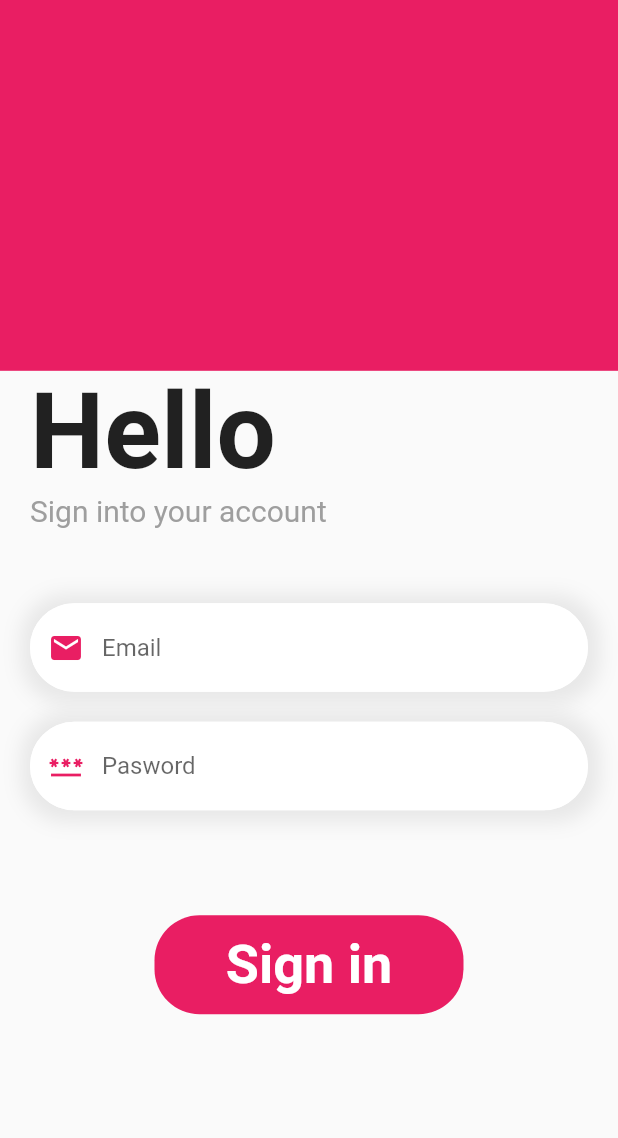
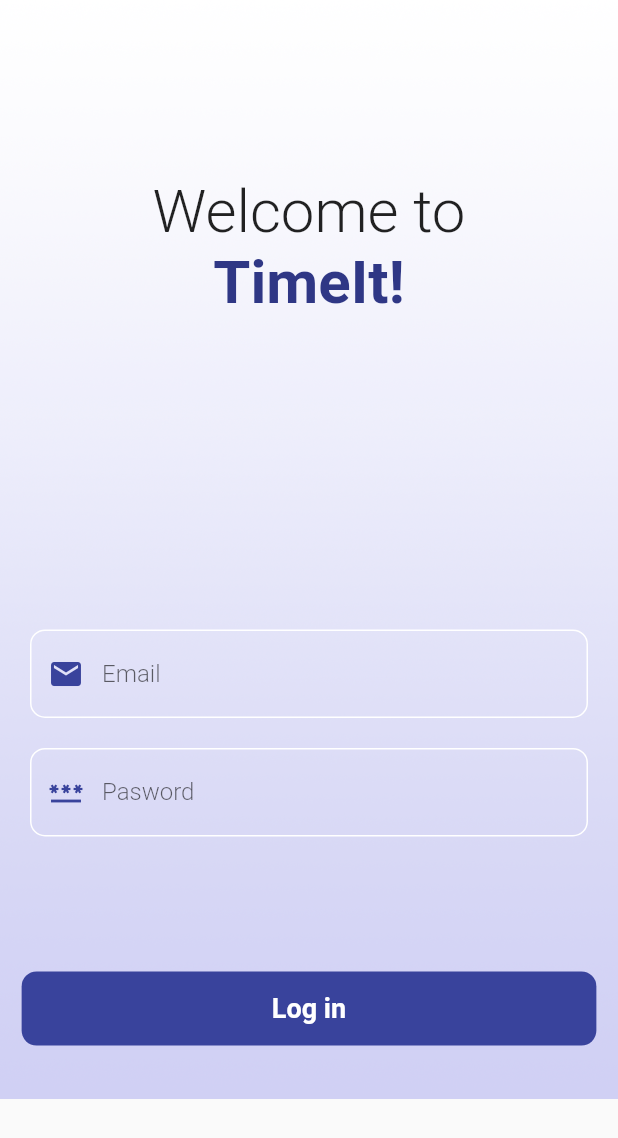
Before and after one commit to eudaldmoya/TimeItApp, a Flutter app: the screen it shows after launch, on a phone screen of 412 x 824 dp. Shown: the top 1138 px of the screen. Run offline on Flutter 3.47's test engine with Material 2 defaults, Android fonts, the phone set to English and light mode, and no system bars; our stand-ins replace cloud_firestore, firebase_auth, firebase_core, get, google_fonts; missing offline and left inert: flutterfire_ui, mobile_scanner, qr_code_scanner; accounts and stored records are empty.

Commit message:
Diseño LogIN

```diff
--- a/lib/screens/newlogin_screen.dart
+++ b/lib/screens/newlogin_screen.dart
@@ -4,6 +4,7 @@ import 'package:flutter/src/widgets/container.dart';
 import 'package:flutter/src/widgets/framework.dart';
 
 import 'package:get/get.dart';
+import 'package:google_fonts/google_fonts.dart';
 
 class LoginPage extends StatefulWidget {
   const LoginPage({Key? key}) : super(key: key);
@@ -28,57 +29,64 @@ class _LoginPageState extends State<LoginPage> {
     double h = MediaQuery.of(context).size.height;
     return Scaffold(
         body: SafeArea(
-      child: SingleChildScrollView(
-        child: Column(
+      child: Stack(children: [
+        LayoutBuilder(builder: (context, BoxConstraints constraints) {
+          return Image.asset('assets/back2.png',
+              fit: BoxFit.cover, width: constraints.maxWidth);
+        }),
+        Column(
           children: [
             Container(
-              width: w,
-              height: h * 0.3,
-              decoration: BoxDecoration(color: Colors.pink),
-            ),
+                width: w,
+                height: h * 0.4,
+                child: Center(
+                  child: Column(
+                    mainAxisSize: MainAxisSize.max,
+                    mainAxisAlignment: MainAxisAlignment.center,
+                    children: [
+                      Text("Welcome to",
+                          style: GoogleFonts.roboto(fontSize: 40, fontWeight: FontWeight.w100)),
+                      Text("TimeIt!",
+                          style: GoogleFonts.roboto(fontSize: 40, fontWeight: FontWeight.bold, color: Color.fromARGB(255, 47, 55, 133))),
+                    ],
+                  ),
+                )),
             Container(
                 margin: EdgeInsets.only(left: 20, right: 20),
                 width: w,
                 child: Column(
                   crossAxisAlignment: CrossAxisAlignment.start,
                   children: [
-                    Text(
-                      "Hello",
-                      style:
-                          TextStyle(fontSize: 70, fontWeight: FontWeight.bold),
-                    ),
-                    Text(
-                      "Sign into your account",
-                      style: TextStyle(fontSize: 20, color: Colors.grey[500]),
-                    ),
                     SizedBox(
-                      height: 50,
+                      height: 90,
                     ),
                     Container(
                       decoration: BoxDecoration(
-                        color: Colors.white,
+                        color: Color.fromARGB(0, 255, 255, 255),
                         borderRadius: BorderRadius.circular(30),
                         boxShadow: [
-                          BoxShadow(
-                            spreadRadius: 7,
-                            blurRadius: 10,
-                            offset: Offset(1, 1),
-                            color: Colors.grey.withOpacity(0.2),
-                          ),
+                          // BoxShadow(
+                          //   spreadRadius: 7,
+                          //   blurRadius: 10,
+                          //   offset: Offset(1, 1),
+                          //   color: Colors.grey.withOpacity(0.2),
+                          // ),
                         ],
                       ),
                       child: TextField(
                         controller: emailController,
                         decoration: InputDecoration(
                             hintText: "Email",
-                            prefixIcon: Icon(Icons.email, color: Colors.pink),
+                            prefixIcon: Icon(Icons.email,
+                                color: Color.fromRGBO(57, 67, 156, 1)),
                             focusedBorder: OutlineInputBorder(
-                              borderRadius: BorderRadius.circular(30),
-                              borderSide:
-                                  BorderSide(color: Colors.white, width: 1.0),
+                              borderRadius: BorderRadius.circular(10),
+                              borderSide: BorderSide(
+                                  color: Color.fromARGB(255, 25, 29, 69),
+                                  width: 1.0),
                             ),
                             enabledBorder: OutlineInputBorder(
-                              borderRadius: BorderRadius.circular(30),
+                              borderRadius: BorderRadius.circular(10),
                               borderSide:
                                   BorderSide(color: Colors.white, width: 1.0),
                             ),
@@ -91,15 +99,15 @@ class _LoginPageState extends State<LoginPage> {
                     ),
                     Container(
                       decoration: BoxDecoration(
-                        color: Colors.white,
-                        borderRadius: BorderRadius.circular(30),
+                        color: Color.fromARGB(0, 255, 255, 255),
+                        borderRadius: BorderRadius.circular(10),
                         boxShadow: [
-                          BoxShadow(
-                            spreadRadius: 7,
-                            blurRadius: 10,
-                            offset: Offset(1, 1),
-                            color: Colors.grey.withOpacity(0.2),
-                          ),
+                          // BoxShadow(
+                          //   spreadRadius: 7,
+                          //   blurRadius: 10,
+                          //   offset: Offset(1, 1),
+                          //   color: Color.fromARGB(0, 158, 158, 158).withOpacity(0.2),
+                          // ),
                         ],
                       ),
                       child: TextField(
@@ -107,17 +115,19 @@ class _LoginPageState extends State<LoginPage> {
                         obscureText: true,
                         decoration: InputDecoration(
                             hintText: "Pasword",
-                            prefixIcon:
-                                Icon(Icons.password, color: Colors.pink),
+                            prefixIcon: Icon(Icons.password,
+                                color: Color.fromRGBO(57, 67, 156, 1)),
                             focusedBorder: OutlineInputBorder(
-                              borderRadius: BorderRadius.circular(30),
-                              borderSide:
-                                  BorderSide(color: Colors.white, width: 1.0),
+                              borderRadius: BorderRadius.circular(10),
+                              borderSide: BorderSide(
+                                  color: Color.fromARGB(255, 25, 29, 69),
+                                  width: 1.0),
                             ),
                             enabledBorder: OutlineInputBorder(
-                              borderRadius: BorderRadius.circular(30),
-                              borderSide:
-                                  BorderSide(color: Colors.white, width: 1.0),
+                              borderRadius: BorderRadius.circular(10),
+                              borderSide: BorderSide(
+                                  color: Color.fromARGB(255, 255, 255, 255),
+                                  width: 1.0),
                             ),
                             border: OutlineInputBorder(
                                 borderRadius: BorderRadius.circular(30))),
@@ -126,22 +136,22 @@ class _LoginPageState extends State<LoginPage> {
                   ],
                 )),
             SizedBox(
-              height: 70,
+              height: 90,
             ),
             GestureDetector(
               onTap: signIn,
               child: Container(
-                width: w * 0.5,
-                height: h * 0.08,
+                width: w * 0.93,
+                height: h * 0.06,
                 decoration: BoxDecoration(
-                  borderRadius: BorderRadius.circular(30),
-                  color: Colors.pink,
+                  borderRadius: BorderRadius.circular(10),
+                  color: Color.fromRGBO(57, 67, 156, 1),
                 ),
                 child: Center(
                   child: Text(
-                    "Sign in",
+                    "Log in",
                     style: TextStyle(
-                        fontSize: 36,
+                        fontSize: 18,
                         fontWeight: FontWeight.bold,
                         color: Colors.white),
                   ),
@@ -150,7 +160,7 @@ class _LoginPageState extends State<LoginPage> {
             ),
           ],
         ),
-      ),
+      ]),
     ));
   }
 }
```
Also changed, not shown: pubspec.yaml (+10 -1 lines), assets/back2.png, assets/fondo.png (added), fonts/Roboto-Bold.ttf (added), fonts/Roboto-Light.ttf (added), pubspec.lock, 1 other file.
